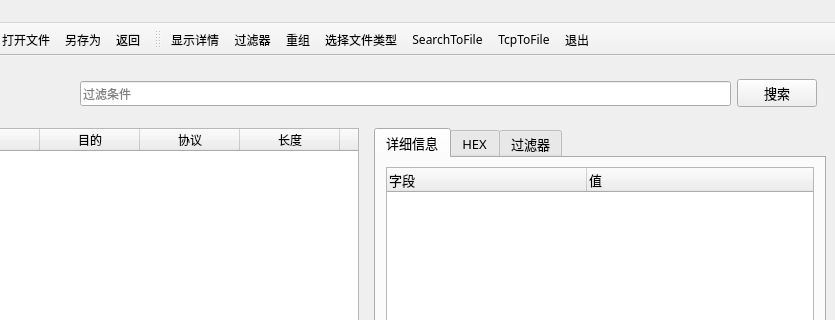
This is source/main_window.ui in ISDevLearn/Sniffer as Qt 5 draws it before an edit; both pictures show x 270 to 1105 and y 0 to 320 of the 1105 by 822 pixel window. The edited form follows.
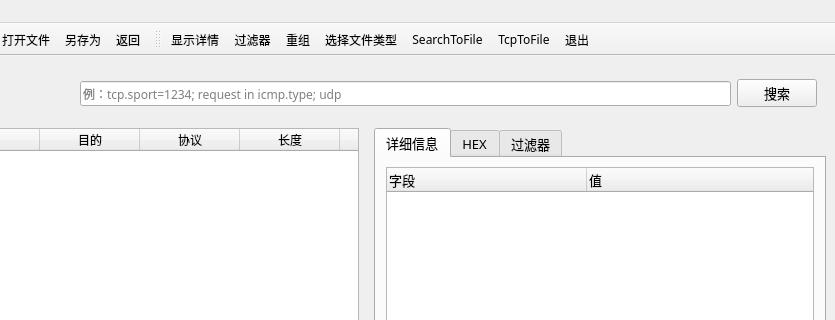
This is the edited form. Icons and pictures are not drawn.

```diff
--- a/source/main_window.ui
+++ b/source/main_window.ui
@@ -84,7 +84,7 @@
           </font>
          </property>
          <property name="placeholderText">
-          <string>过滤条件</string>
+          <string>例：tcp.sport=1234; request in icmp.type; udp</string>
          </property>
         </widget>
        </item>
```
